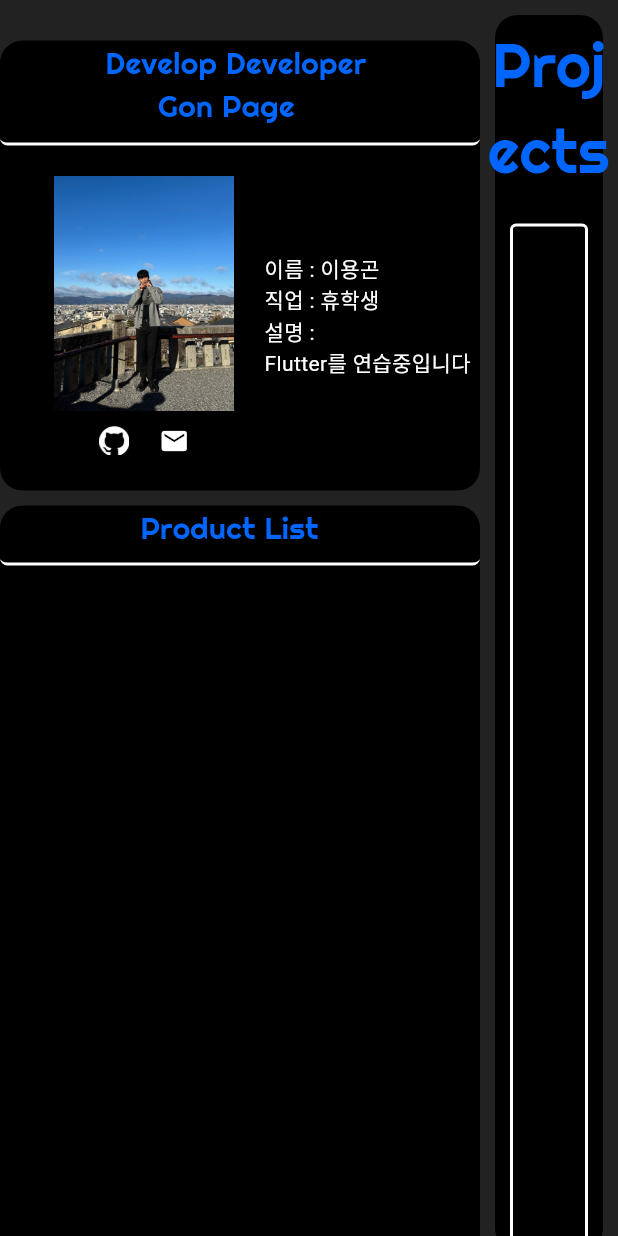
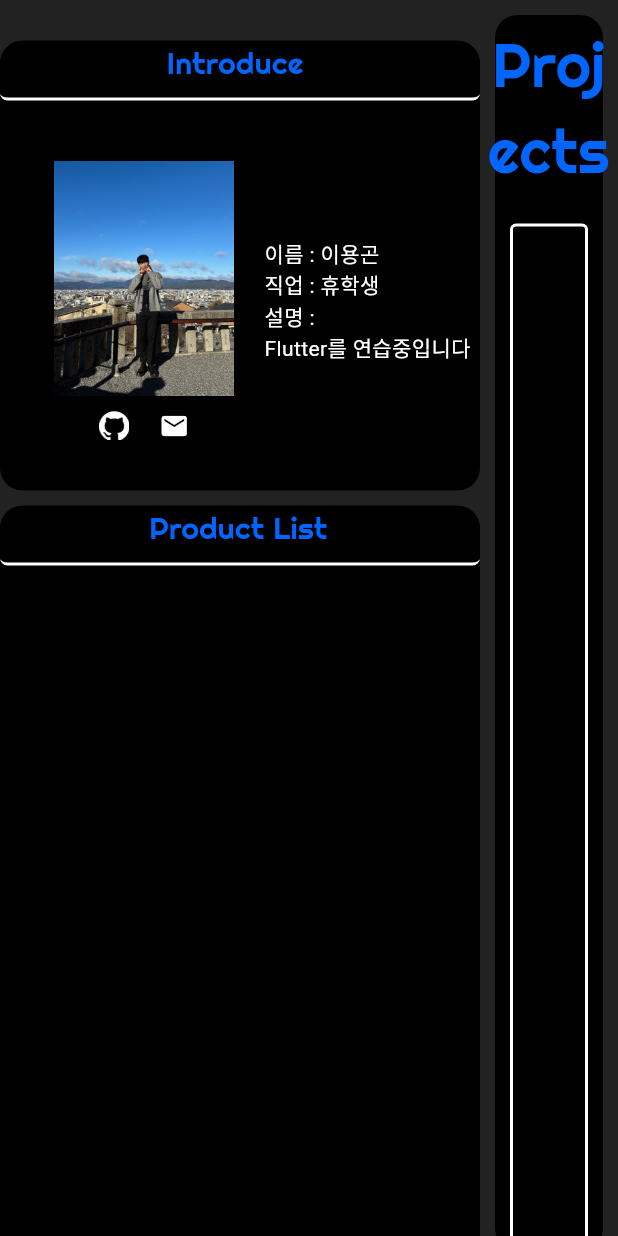
Before and after one commit to Leeyonggon/Homepage, a Flutter app: the screen it shows after launch, on a phone screen of 412 x 824 dp. Run offline on Flutter 3.47's test engine with Material 3 defaults, Android fonts, the phone set to English and light mode, and no system bars; our stand-ins replace assets_audio_player, flutter_svg, get, google_fonts; missing offline and left inert: dart:js; Roboto replaces fonts that are missing (Jua).

Commit message:
기본 디자인 수정

```diff
--- a/lib/screens/First/Introduce.dart
+++ b/lib/screens/First/Introduce.dart
@@ -60,13 +60,13 @@ class _IntroduceState extends State<Introduce> {
             ),
             Container(
               width: 320,
-              height: 70,
+              height: 40,
               decoration: BoxDecoration(
                   borderRadius: BorderRadius.circular(5),
                   border: const Border(
                       bottom: BorderSide(color: Colors.white, width: 2))),
               child: Text(
-                " \t\t\t\t\t\t\t    Develop Developer  \n         \t\t       Gon Page",
+                " \t\t\t\t\t\t\t           Introduce",
                 style: GoogleFonts.righteous(
                   color: const Color.fromARGB(255, 0, 102, 255),
                   fontSize: 20,
@@ -74,7 +74,7 @@ class _IntroduceState extends State<Introduce> {
               ),
             ),
             const SizedBox(
-              height: 20,
+              height: 40,
             ),
             Column(
               crossAxisAlignment: CrossAxisAlignment.start,
@@ -179,9 +179,16 @@ class _IntroduceState extends State<Introduce> {
   }
 }
 
+//import 'package:just_audio/just_audio.dart';
 
+// final player = AudioPlayer();
 
+// Future playAudio() async {
+//   final duration = await player.setAsset("assets/audio/piano.mp3");
+//   await player.play();
+// }
 
+// 배경 음악 실행 다른 코드 *함수로 만들어서 initState()에서 playAudio(); 사용
 
 /*Stack(
           alignment: AlignmentDirectional.center,
--- a/lib/screens/First/MainScreen.dart
+++ b/lib/screens/First/MainScreen.dart
@@ -4,8 +4,6 @@ import 'package:flutter/widgets.dart';
 import 'package:website/screens/First/Introduce.dart';
 import 'package:website/screens/First/Productlist.dart';
 import 'package:website/screens/First/showproduct.dart';
-
-import 'package:assets_audio_player/assets_audio_player.dart';
 
 late double height;
 late double width;
--- a/lib/screens/First/Productlist.dart
+++ b/lib/screens/First/Productlist.dart
@@ -45,7 +45,7 @@ class _ProductListState extends State<ProductList> {
                   border: const Border(
                       bottom: BorderSide(color: Colors.white, width: 2))),
               child: Text(
-                ' \t\t\t\t\t\t\t        Product List',
+                ' \t\t\t\t\t\t\t         Product List',
                 style: GoogleFonts.righteous(
                   color: const Color.fromARGB(255, 0, 102, 255),
                   fontSize: 20,
--- a/pubspec.yaml
+++ b/pubspec.yaml
@@ -43,6 +43,7 @@ dependencies:
   js: ^0.7.0
   html: ^0.15.4
   assets_audio_player: ^3.1.1
+  just_audio: ^0.9.36
 
 dev_dependencies:
   flutter_test:
```
Also changed, not shown: pubspec.lock, 1 other file.
